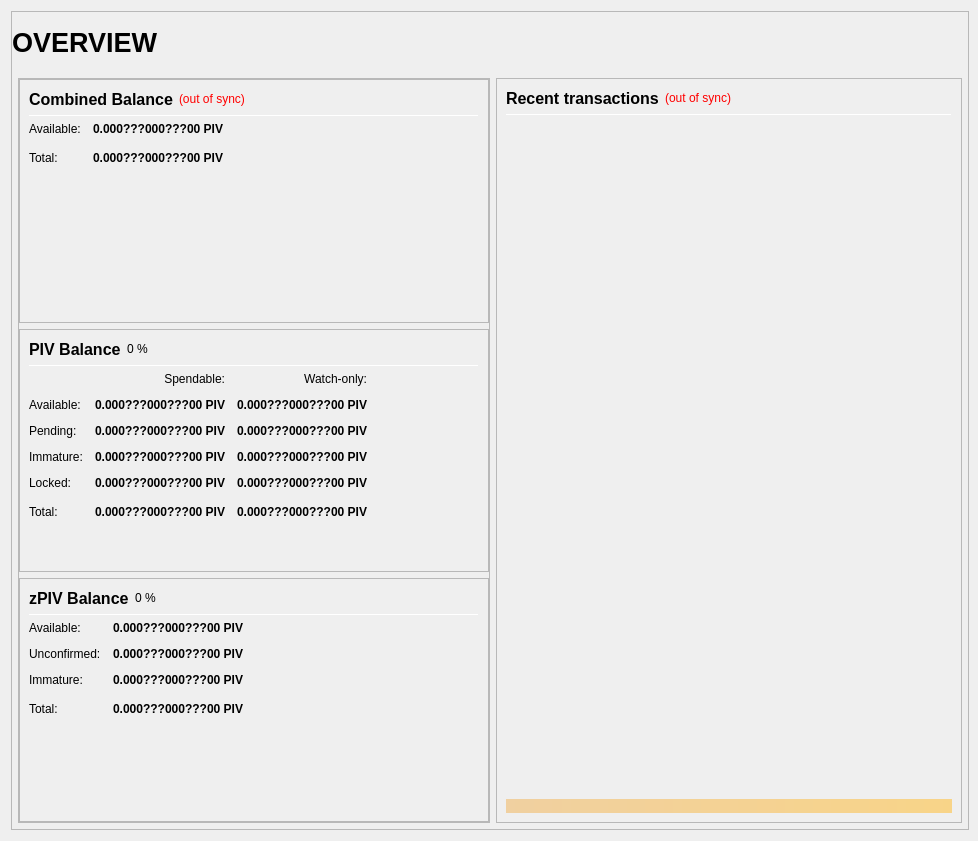
This is src/qt/forms/overviewpage.ui in therealredvoid/WIREX as Qt 5 draws it before an edit. The edited form follows.
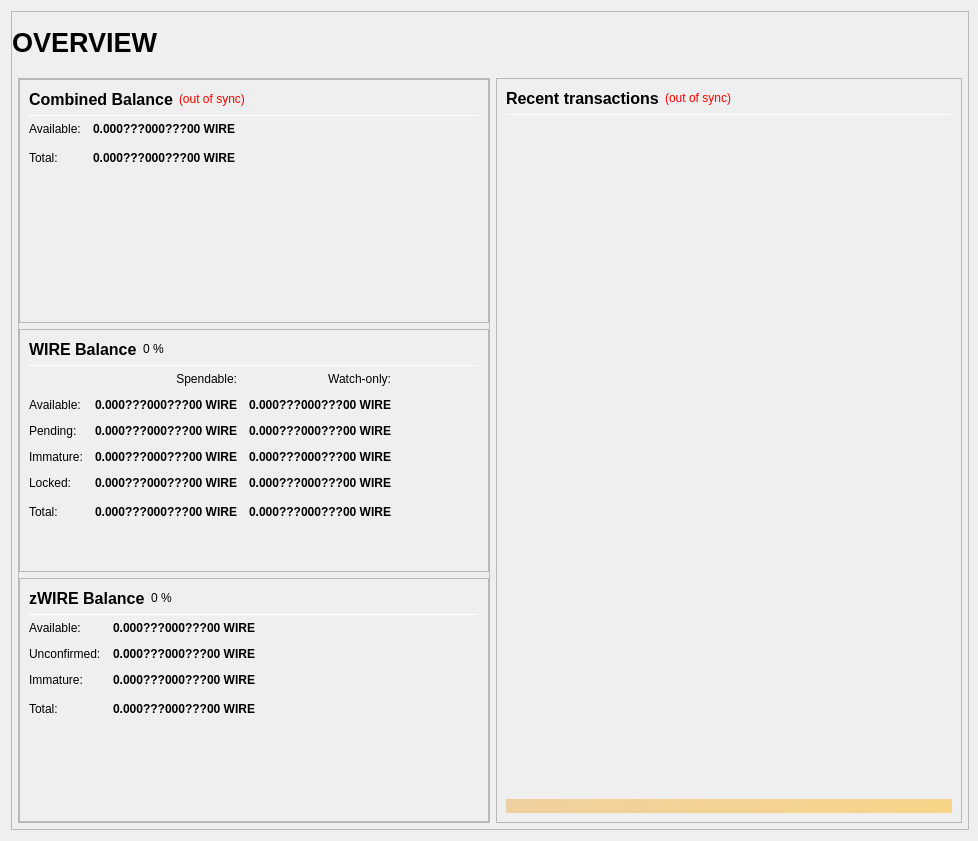
This is the edited form.

```diff
--- a/src/qt/forms/overviewpage.ui
+++ b/src/qt/forms/overviewpage.ui
@@ -333,7 +333,7 @@
                           <string>Your current spendable balance</string>
                          </property>
                          <property name="text">
-                          <string notr="true">0.000???000???00 PIV</string>
+                          <string notr="true">0.000???000???00 WIRE</string>
                          </property>
                          <property name="alignment">
                           <set>Qt::AlignRight|Qt::AlignTrailing|Qt::AlignVCenter</set>
@@ -365,7 +365,7 @@
                           <string>Total Balance, including all unavailable coins.</string>
                          </property>
                          <property name="text">
-                          <string notr="true">0.000???000???00 PIV</string>
+                          <string notr="true">0.000???000???00 WIRE</string>
                          </property>
                          <property name="alignment">
                           <set>Qt::AlignRight|Qt::AlignTrailing|Qt::AlignVCenter</set>
@@ -433,7 +433,7 @@
                           </font>
                          </property>
                          <property name="text">
-                          <string>PIV Balance</string>
+                          <string>WIRE Balance</string>
                          </property>
                         </widget>
                        </item>
@@ -525,7 +525,7 @@
                           <string>Your current spendable balance</string>
                          </property>
                          <property name="text">
-                          <string notr="true">0.000???000???00 PIV</string>
+                          <string notr="true">0.000???000???00 WIRE</string>
                          </property>
                          <property name="alignment">
                           <set>Qt::AlignRight|Qt::AlignTrailing|Qt::AlignVCenter</set>
@@ -550,7 +550,7 @@
                           <string>Your current balance in watch-only addresses</string>
                          </property>
                          <property name="text">
-                          <string notr="true">0.000???000???00 PIV</string>
+                          <string notr="true">0.000???000???00 WIRE</string>
                          </property>
                          <property name="alignment">
                           <set>Qt::AlignRight|Qt::AlignTrailing|Qt::AlignVCenter</set>
@@ -582,7 +582,7 @@
                           <string>Total of transactions that have yet to be confirmed, and do not yet count toward the spendable balance</string>
                          </property>
                          <property name="text">
-                          <string notr="true">0.000???000???00 PIV</string>
+                          <string notr="true">0.000???000???00 WIRE</string>
                          </property>
                          <property name="alignment">
                           <set>Qt::AlignRight|Qt::AlignTrailing|Qt::AlignVCenter</set>
@@ -607,7 +607,7 @@
                           <string>Unconfirmed transactions to watch-only addresses</string>
                          </property>
                          <property name="text">
-                          <string notr="true">0.000???000???00 PIV</string>
+                          <string notr="true">0.000???000???00 WIRE</string>
                          </property>
                          <property name="alignment">
                           <set>Qt::AlignRight|Qt::AlignTrailing|Qt::AlignVCenter</set>
@@ -639,7 +639,7 @@
                           <string>Staked or masternode rewards that has not yet matured</string>
                          </property>
                          <property name="text">
-                          <string notr="true">0.000???000???00 PIV</string>
+                          <string notr="true">0.000???000???00 WIRE</string>
                          </property>
                          <property name="alignment">
                           <set>Qt::AlignRight|Qt::AlignTrailing|Qt::AlignVCenter</set>
@@ -664,7 +664,7 @@
                           <string>Staked or masternode rewards in watch-only addresses that has not yet matured</string>
                          </property>
                          <property name="text">
-                          <string notr="true">0.000???000???00 PIV</string>
+                          <string notr="true">0.000???000???00 WIRE</string>
                          </property>
                          <property name="alignment">
                           <set>Qt::AlignRight|Qt::AlignTrailing|Qt::AlignVCenter</set>
@@ -699,7 +699,7 @@
                           <string>Locked WIRE or Masternode collaterals. These are excluded from zPIV minting.</string>
                          </property>
                          <property name="text">
-                          <string notr="true">0.000???000???00 PIV</string>
+                          <string notr="true">0.000???000???00 WIRE</string>
                          </property>
                          <property name="alignment">
                           <set>Qt::AlignRight|Qt::AlignTrailing|Qt::AlignVCenter</set>
@@ -724,7 +724,7 @@
                           <string>Current locked balance in watch-only addresses</string>
                          </property>
                          <property name="text">
-                          <string notr="true">0.000???000???00 PIV</string>
+                          <string notr="true">0.000???000???00 WIRE</string>
                          </property>
                          <property name="alignment">
                           <set>Qt::AlignRight|Qt::AlignTrailing|Qt::AlignVCenter</set>
@@ -759,7 +759,7 @@
                           <string>Your current WIRE balance, unconfirmed and immature transactions included</string>
                          </property>
                          <property name="text">
-                          <string notr="true">0.000???000???00 PIV</string>
+                          <string notr="true">0.000???000???00 WIRE</string>
                          </property>
                          <property name="alignment">
                           <set>Qt::AlignRight|Qt::AlignTrailing|Qt::AlignVCenter</set>
@@ -784,7 +784,7 @@
                           <string>Current total balance in watch-only addresses</string>
                          </property>
                          <property name="text">
-                          <string notr="true">0.000???000???00 PIV</string>
+                          <string notr="true">0.000???000???00 WIRE</string>
                          </property>
                          <property name="alignment">
                           <set>Qt::AlignRight|Qt::AlignTrailing|Qt::AlignVCenter</set>
@@ -852,7 +852,7 @@
                           </font>
                          </property>
                          <property name="text">
-                          <string>zPIV Balance</string>
+                          <string>zWIRE Balance</string>
                          </property>
                         </widget>
                        </item>
@@ -926,7 +926,7 @@
 These zPIV are spendable.</string>
                          </property>
                          <property name="text">
-                          <string notr="true">0.000???000???00 PIV</string>
+                          <string notr="true">0.000???000???00 WIRE</string>
                          </property>
                          <property name="alignment">
                           <set>Qt::AlignRight|Qt::AlignTrailing|Qt::AlignVCenter</set>
@@ -957,7 +957,7 @@
 Immature: confirmed, but less than 3 mints of the same denomination after it was minted</string>
                          </property>
                          <property name="text">
-                          <string notr="true">0.000???000???00 PIV</string>
+                          <string notr="true">0.000???000???00 WIRE</string>
                          </property>
                          <property name="alignment">
                           <set>Qt::AlignRight|Qt::AlignTrailing|Qt::AlignVCenter</set>
@@ -988,7 +988,7 @@
 Immature: confirmed, but less than 3 mints of the same denomination after it was minted</string>
                          </property>
                          <property name="text">
-                          <string notr="true">0.000???000???00 PIV</string>
+                          <string notr="true">0.000???000???00 WIRE</string>
                          </property>
                          <property name="alignment">
                           <set>Qt::AlignRight|Qt::AlignTrailing|Qt::AlignVCenter</set>
@@ -1020,7 +1020,7 @@
                           <string>Your current zPIV balance, unconfirmed and immature zPIV included.</string>
                          </property>
                          <property name="text">
-                          <string notr="true">0.000???000???00 PIV</string>
+                          <string notr="true">0.000???000???00 WIRE</string>
                          </property>
                          <property name="alignment">
                           <set>Qt::AlignRight|Qt::AlignTrailing|Qt::AlignVCenter</set>
```
Left out of the diff: 16 changed lines with no effect on the pictures.
